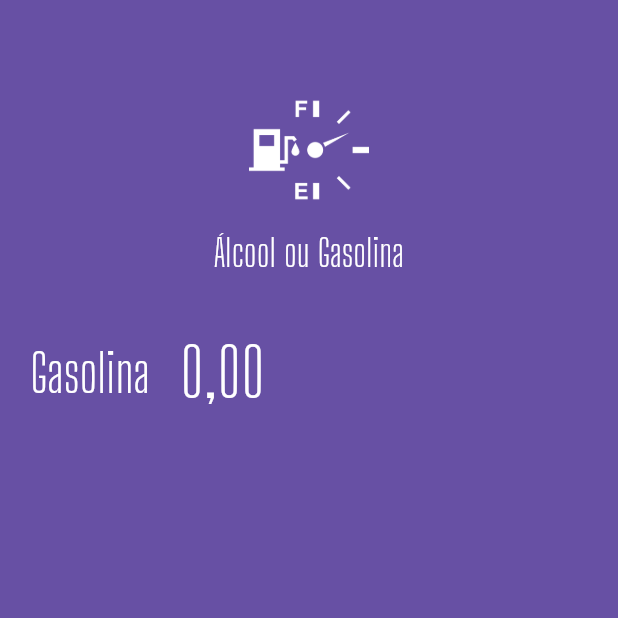
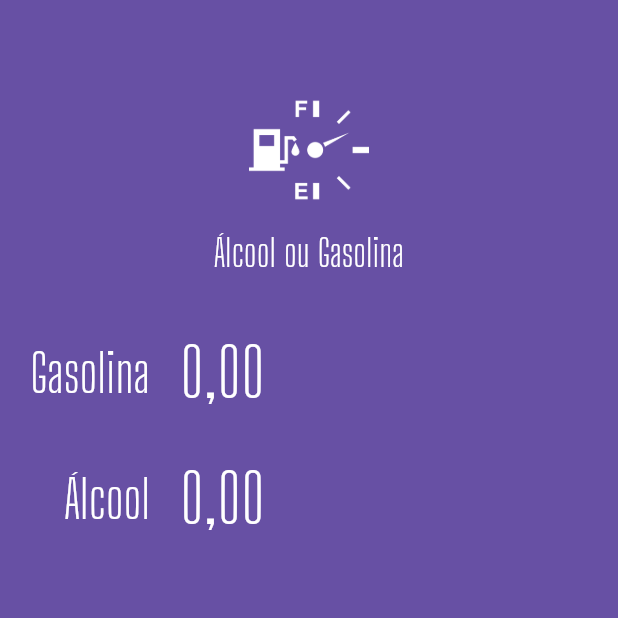
Before and after one commit to EduardTeixeira/flutter_aog, a Flutter app: the screen it shows after launch, on a phone screen of 412 x 824 dp, the top half of it. Run offline on Flutter 3.47's test engine with Material 3 defaults, Android fonts, the phone set to English and light mode, and no system bars; our stand-ins replace flutter_masked_text2.

Commit message:
input widget

```diff
--- a/lib/main.dart
+++ b/lib/main.dart
@@ -1,4 +1,5 @@
 import 'package:flutter/material.dart';
+import 'package:flutter_aog/widgets/input.widget.dart';
 import 'package:flutter_aog/widgets/logo.widget.dart';
 import 'package:flutter_masked_text2/flutter_masked_text2.dart';
 
@@ -27,6 +28,7 @@
   HomePage({super.key});
 
   final _gasCtrl = MoneyMaskedTextController();
+  final _alcCtrl = MoneyMaskedTextController();
 
   @override
   Widget build(BuildContext context) {
@@ -35,38 +37,13 @@
       body: ListView(
         children: <Widget>[
           Logo(),
-          Row(
-            children: <Widget>[
-              Container(
-                width: 100,
-                alignment: Alignment.centerRight,
-                child: Text(
-                  "Gasolina",
-                  style: TextStyle(
-                    color: Colors.white,
-                    fontSize: 35,
-                    fontFamily: "Big Shoulders Display",
-                  ),
-                ),
-              ),
-              SizedBox(
-                width: 20,
-              ),
-              Expanded(
-                child: TextFormField(
-                  controller: _gasCtrl,
-                  keyboardType: TextInputType.number,
-                  style: TextStyle(
-                    color: Colors.white,
-                    fontSize: 45,
-                    fontFamily: "Big Shoulders Display",
-                  ),
-                  decoration: InputDecoration(
-                    border: InputBorder.none,
-                  ),
-                ),
-              ),
-            ],
+          Input(
+            label: "Gasolina",
+            ctrl: _gasCtrl,
+          ),
+          Input(
+            label: "Álcool",
+            ctrl: _alcCtrl,
           ),
         ],
       ),
--- /dev/null
+++ b/lib/widgets/input.widget.dart
@@ -0,0 +1,52 @@
+// ignore_for_file: must_be_immutable
+
+import 'package:flutter/material.dart';
+import 'package:flutter_masked_text2/flutter_masked_text2.dart';
+
+class Input extends StatelessWidget {
+  var label = "";
+  var ctrl = MoneyMaskedTextController();
+
+  Input({
+    super.key,
+    required this.label,
+    required this.ctrl,
+  });
+
+  @override
+  Widget build(BuildContext context) {
+    return Row(
+      children: <Widget>[
+        Container(
+          width: 100,
+          alignment: Alignment.centerRight,
+          child: Text(
+            label,
+            style: TextStyle(
+              color: Colors.white,
+              fontSize: 35,
+              fontFamily: "Big Shoulders Display",
+            ),
+          ),
+        ),
+        SizedBox(
+          width: 20,
+        ),
+        Expanded(
+          child: TextFormField(
+            controller: ctrl,
+            keyboardType: TextInputType.number,
+            style: TextStyle(
+              color: Colors.white,
+              fontSize: 45,
+              fontFamily: "Big Shoulders Display",
+            ),
+            decoration: InputDecoration(
+              border: InputBorder.none,
+            ),
+          ),
+        ),
+      ],
+    );
+  }
+}
```
